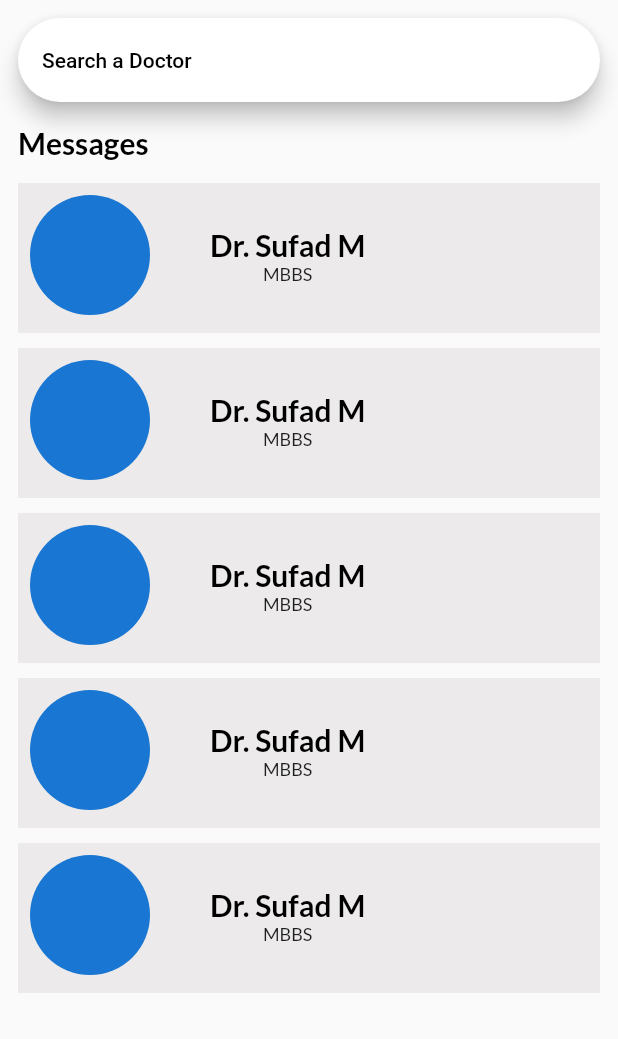
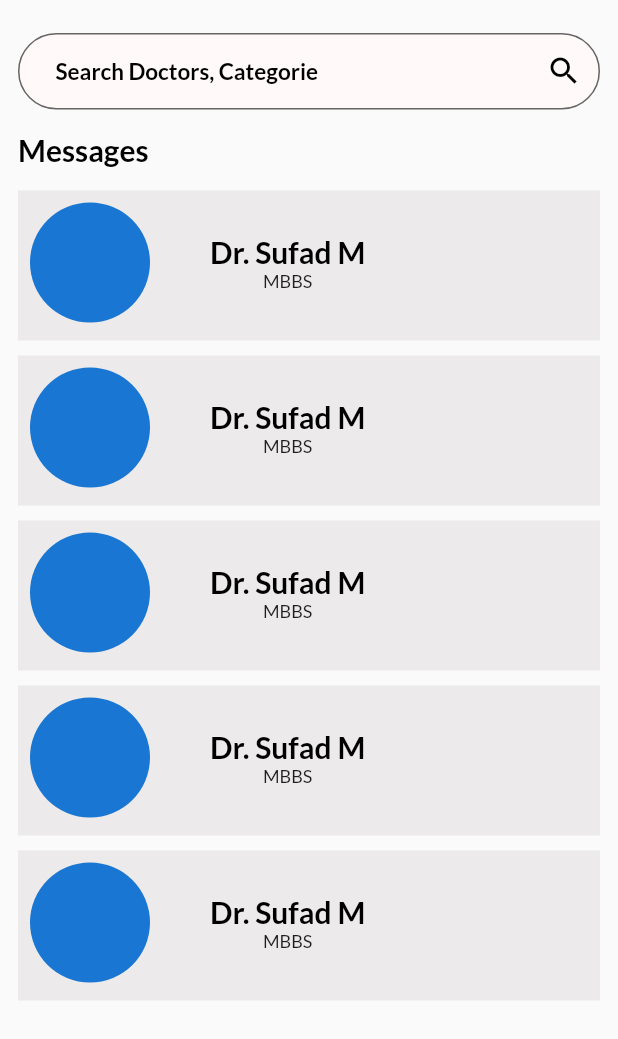
Before and after one commit to Sufadm/DocLink-OnlineCosultationApp, a Flutter app: the MessageScreen screen opened directly, on a phone screen of 412 x 824 dp. Shown: the top 1039 px of the screen. Run offline on Flutter 3.47's test engine with Material 2 defaults, Android fonts, the phone set to English and light mode, and no system bars; our stand-ins replace carousel_slider, cloud_firestore, firebase_auth, firebase_core, google_fonts, google_sign_in and 2 more; missing offline and left inert: otp_pin_field; accounts and stored records are empty; network calls fail.

Commit message:
search completed

```diff
--- a/doc_link/lib/presentation/screens/bottomnav/bottomnav_widget.dart
+++ b/doc_link/lib/presentation/screens/bottomnav/bottomnav_widget.dart
@@ -8,7 +8,7 @@ import '../morescreen/more_screen.dart';
 class BottomNavState extends ChangeNotifier {
   int _selectedIndex = 0;
   static final List<Widget> _widgetOptions = <Widget>[
-    const HomeScreen(),
+    HomeScreen(),
     const MessageScreen(),
     const HealthTipScreen(),
     const MoreScreen(),
--- a/doc_link/lib/presentation/screens/homescreen.dart/viewallpages/viewall_categories_page/view_all_catgories.dart
+++ b/doc_link/lib/presentation/screens/homescreen.dart/viewallpages/viewall_categories_page/view_all_catgories.dart
@@ -20,9 +20,9 @@ class ViewAllCategoriesPage extends StatelessWidget {
         title: const Text(
           'All Categories',
           style: TextStyle(
-            color: Colors.black, // Change the text color here
-            fontSize: 20, // Adjust the font size if needed
-            fontWeight: FontWeight.bold, // Adjust the font weight if needed
+            color: Colors.black,
+            fontSize: 20,
+            fontWeight: FontWeight.bold,
           ),
         ),
       ),
--- a/doc_link/lib/presentation/screens/loginscreen/otpscreen.dart
+++ b/doc_link/lib/presentation/screens/loginscreen/otpscreen.dart
@@ -88,6 +88,7 @@ class _OtpScreenState extends State<OtpScreen> {
                       child: Consumer<OtpScreenProvider>(
                     builder: (context, provider, _) {
                       return OtpPinField(
+                        autoFillEnable: true,
                         onSubmit: (String text) async {
                           bool verificationsuccess =
                               await provider.verifyOtp(context, text);
--- a/doc_link/lib/presentation/screens/messagescreen.dart/messagescreen.dart
+++ b/doc_link/lib/presentation/screens/messagescreen.dart/messagescreen.dart
@@ -1,5 +1,6 @@
 import 'package:doc_link/shared/const/const.dart';
 import 'package:doc_link/presentation/screens/messagescreen.dart/widgets/messagelist_widget.dart';
+import 'package:doc_link/widgets/search_form.dart';
 import 'package:flutter/material.dart';
 
 class MessageScreen extends StatelessWidget {
@@ -14,9 +15,8 @@ class MessageScreen extends StatelessWidget {
           child: Column(
             crossAxisAlignment: CrossAxisAlignment.start,
             children: [
-              const SearchBar(
-                hintText: 'Search a Doctor',
-              ),
+              kHeight10,
+              const SearchForm(),
               kHeight15,
               Text(
                 'Messages',
--- /dev/null
+++ b/doc_link/lib/widgets/search_form.dart
@@ -0,0 +1,34 @@
+import 'package:flutter/material.dart';
+
+import '../presentation/screens/searchscreen/search.dart';
+import '../shared/const/const.dart';
+
+class SearchForm extends StatelessWidget {
+  const SearchForm({
+    super.key,
+  });
+
+  @override
+  Widget build(BuildContext context) {
+    return TextField(
+      readOnly: true,
+      decoration: InputDecoration(
+          suffixIcon: const Icon(
+            Icons.search,
+            color: Colors.black,
+          ),
+          hintText: 'Search Doctors, Categorie',
+          hintStyle: kTextStyleMediumBlack,
+          contentPadding:
+              const EdgeInsets.symmetric(vertical: 16, horizontal: 25),
+          filled: true,
+          fillColor: const Color.fromARGB(255, 255, 249, 249),
+          focusColor: const Color.fromARGB(255, 231, 229, 229),
+          border: OutlineInputBorder(
+              borderSide: const BorderSide(color: Color.fromARGB(255, 0, 0, 0)),
+              borderRadius: BorderRadius.circular(30))),
+      onTap: () =>
+          showSearch(context: context, delegate: CustomSearchDelegate()),
+    );
+  }
+}
```
Also changed, not shown: doc_link/lib/model/profile_model.dart (+0 -14 lines), doc_link/lib/presentation/screens/homescreen.dart/homescreen.dart (+9 -8 lines), doc_link/lib/presentation/screens/homescreen.dart/viewallpages/view_all_Doctors_page/view_all_doc.dart (+4 -6 lines), doc_link/lib/presentation/screens/searchscreen/search.dart (added, +118 -0 lines).
